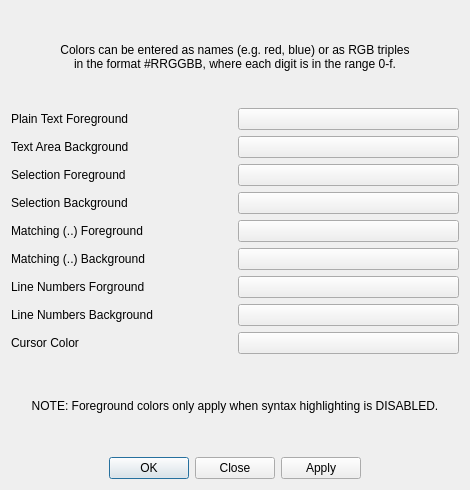
This is src/DialogColors.ui in eteran/nedit-ng as Qt 5 draws it before an edit. The edited form follows.
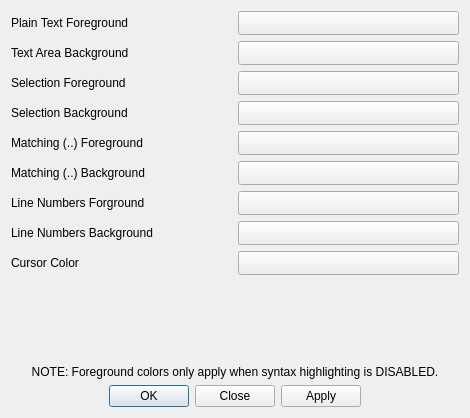
This is the edited form.

Commit message: minor tweaks to new color dialog

What changed in the file:
```diff
--- a/src/DialogColors.ui
+++ b/src/DialogColors.ui
@@ -7,24 +7,13 @@
     <x>0</x>
     <y>0</y>
     <width>470</width>
-    <height>490</height>
+    <height>418</height>
    </rect>
   </property>
   <property name="windowTitle">
    <string>Colors</string>
   </property>
   <layout class="QVBoxLayout" name="verticalLayout">
-   <item>
-    <widget class="QLabel" name="label">
-     <property name="text">
-      <string>Colors can be entered as names (e.g. red, blue) or as RGB triples
-in the format #RRGGBB, where each digit is in the range 0-f.</string>
-     </property>
-     <property name="alignment">
-      <set>Qt::AlignCenter</set>
-     </property>
-    </widget>
-   </item>
    <item>
     <layout class="QHBoxLayout" name="horizontalLayout">
      <item>
@@ -35,7 +24,11 @@
       </widget>
      </item>
      <item>
-      <widget class="QPushButton" name="pushButtonFG"/>
+      <widget class="QPushButton" name="pushButtonFG">
+       <property name="styleSheet">
+        <string notr="true">text-align:left;padding:4px 4px 4px 20px;</string>
+       </property>
+      </widget>
      </item>
     </layout>
    </item>
@@ -49,7 +42,11 @@
       </widget>
      </item>
      <item>
-      <widget class="QPushButton" name="pushButtonBG"/>
+      <widget class="QPushButton" name="pushButtonBG">
+       <property name="styleSheet">
+        <string notr="true">text-align:left;padding:4px 4px 4px 20px;</string>
+       </property>
+      </widget>
      </item>
     </layout>
    </item>
@@ -63,7 +60,11 @@
       </widget>
      </item>
      <item>
-      <widget class="QPushButton" name="pushButtonSelectionFG"/>
+      <widget class="QPushButton" name="pushButtonSelectionFG">
+       <property name="styleSheet">
+        <string notr="true">text-align:left;padding:4px 4px 4px 20px;</string>
+       </property>
+      </widget>
      </item>
     </layout>
    </item>
@@ -77,7 +78,11 @@
       </widget>
      </item>
      <item>
-      <widget class="QPushButton" name="pushButtonSelectionBG"/>
+      <widget class="QPushButton" name="pushButtonSelectionBG">
+       <property name="styleSheet">
+        <string notr="true">text-align:left;padding:4px 4px 4px 20px;</string>
+       </property>
+      </widget>
      </item>
     </layout>
    </item>
@@ -91,7 +96,11 @@
       </widget>
      </item>
      <item>
-      <widget class="QPushButton" name="pushButtonMatchFG"/>
+      <widget class="QPushButton" name="pushButtonMatchFG">
+       <property name="styleSheet">
+        <string notr="true">text-align:left;padding:4px 4px 4px 20px;</string>
+       </property>
+      </widget>
      </item>
     </layout>
    </item>
@@ -105,7 +114,11 @@
       </widget>
      </item>
      <item>
-      <widget class="QPushButton" name="pushButtonMatchBG"/>
+      <widget class="QPushButton" name="pushButtonMatchBG">
+       <property name="styleSheet">
+        <string notr="true">text-align:left;padding:4px 4px 4px 20px;</string>
+       </property>
+      </widget>
      </item>
     </layout>
    </item>
@@ -119,7 +132,11 @@
       </widget>
      </item>
      <item>
-      <widget class="QPushButton" name="pushButtonLineNumbersFG"/>
+      <widget class="QPushButton" name="pushButtonLineNumbersFG">
+       <property name="styleSheet">
+        <string notr="true">text-align:left;padding:4px 4px 4px 20px;</string>
+       </property>
+      </widget>
      </item>
     </layout>
    </item>
@@ -133,7 +150,11 @@
       </widget>
      </item>
      <item>
-      <widget class="QPushButton" name="pushButtonLineNumbersBG"/>
+      <widget class="QPushButton" name="pushButtonLineNumbersBG">
+       <property name="styleSheet">
+        <string notr="true">text-align:left;padding:4px 4px 4px 20px;</string>
+       </property>
+      </widget>
      </item>
     </layout>
    </item>
@@ -147,10 +168,27 @@
       </widget>
      </item>
      <item>
-      <widget class="QPushButton" name="pushButtonCursor"/>
+      <widget class="QPushButton" name="pushButtonCursor">
+       <property name="styleSheet">
+        <string notr="true">text-align:left;padding:4px 4px 4px 20px;</string>
+       </property>
+      </widget>
      </item>
     </layout>
    </item>
+   <item>
+    <spacer name="verticalSpacer">
+     <property name="orientation">
+      <enum>Qt::Vertical</enum>
+     </property>
+     <property name="sizeHint" stdset="0">
+      <size>
+       <width>20</width>
+       <height>40</height>
+      </size>
+     </property>
+    </spacer>
+   </item>
    <item>
     <widget class="QLabel" name="label_2">
      <property name="text">
```
The commit also changes 1 other file.
